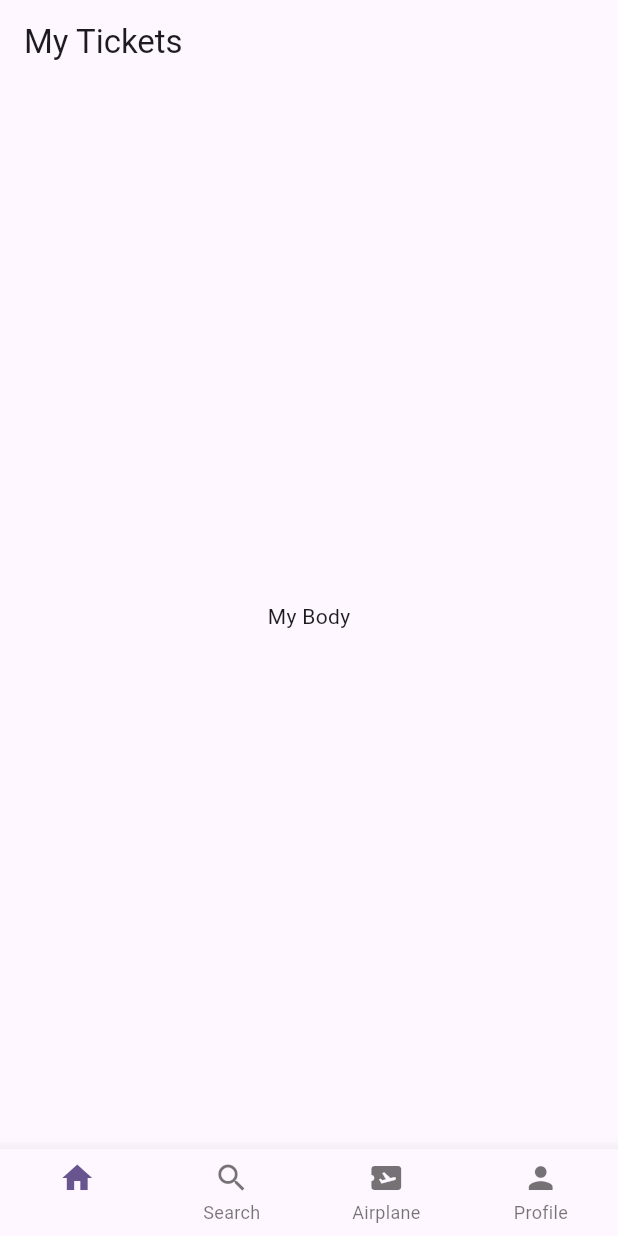
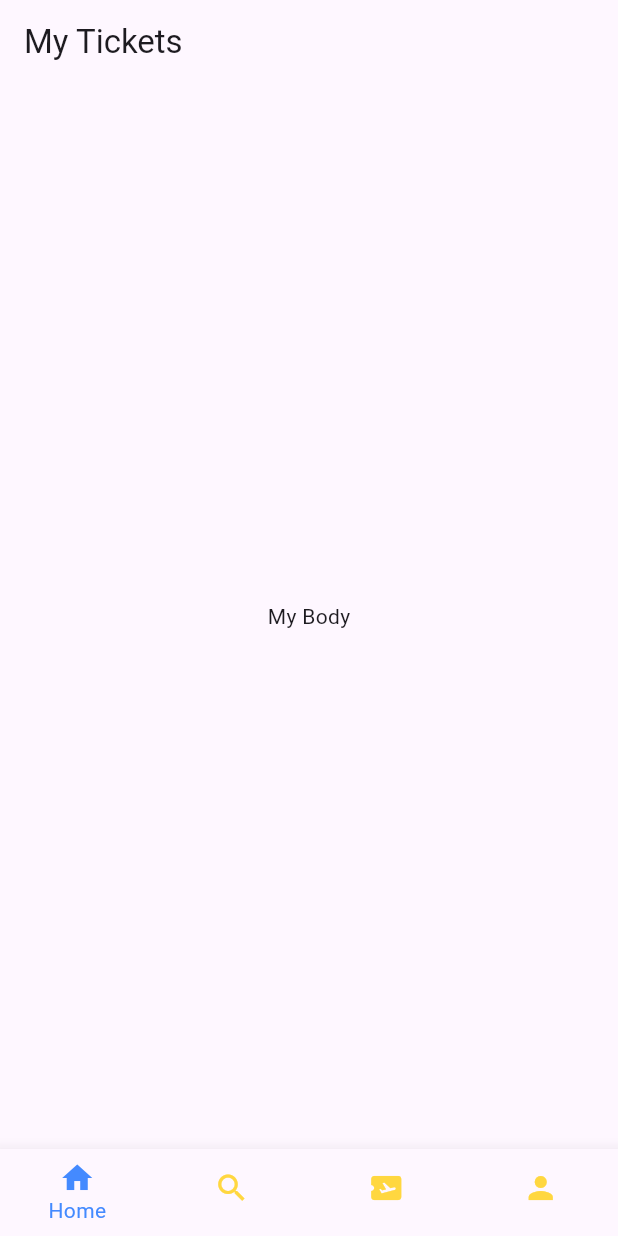
Before and after one commit to Tosin8/flight_booking, a Flutter app: the screen it shows after launch, on a phone screen of 412 x 824 dp. Run offline on Flutter 3.47's test engine with Material 2 defaults, Android fonts, the phone set to English and light mode, and no system bars.

Commit message:
Update bottom_nav.dart

```diff
--- a/lib/widgets/bottom_nav.dart
+++ b/lib/widgets/bottom_nav.dart
@@ -19,7 +19,10 @@ class _BottomBarState extends State<BottomBar> {
       ),
       bottomNavigationBar: BottomNavigationBar(
           elevation: 10,
-          showSelectedLabels: false,
+          // showSelectedLabels: false,
+          showUnselectedLabels: false,
+          selectedItemColor: Colors.blueAccent,
+          unselectedItemColor: Colors.amberAccent,
           type: BottomNavigationBarType
               .fixed, // to make the navigation bar to show at more than three items.
           items: const [
```
